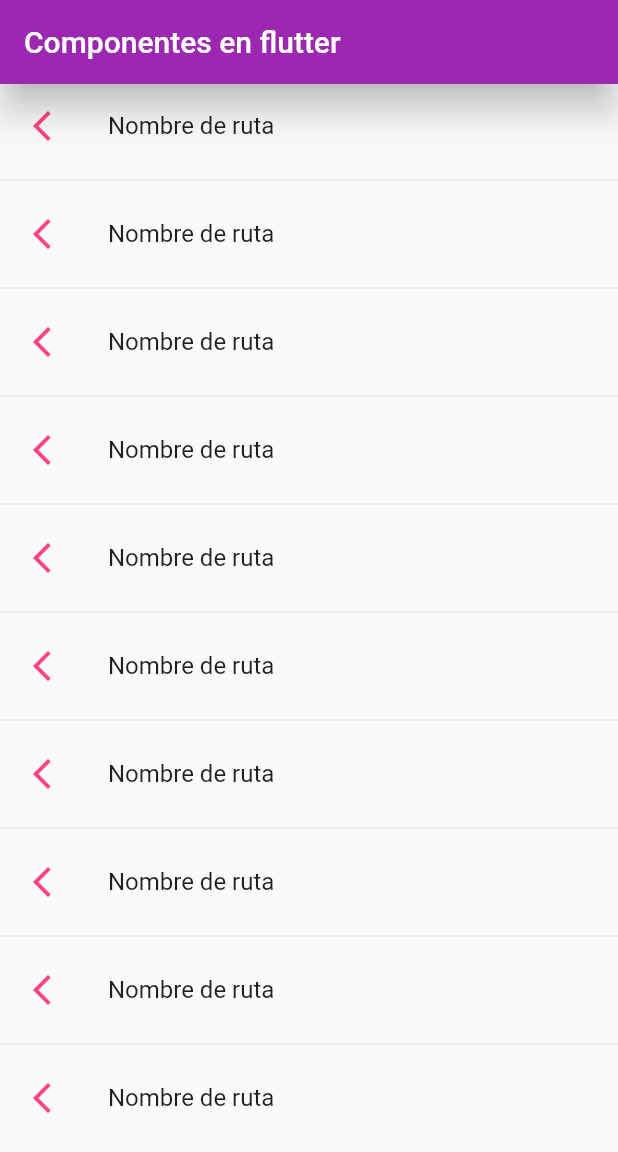
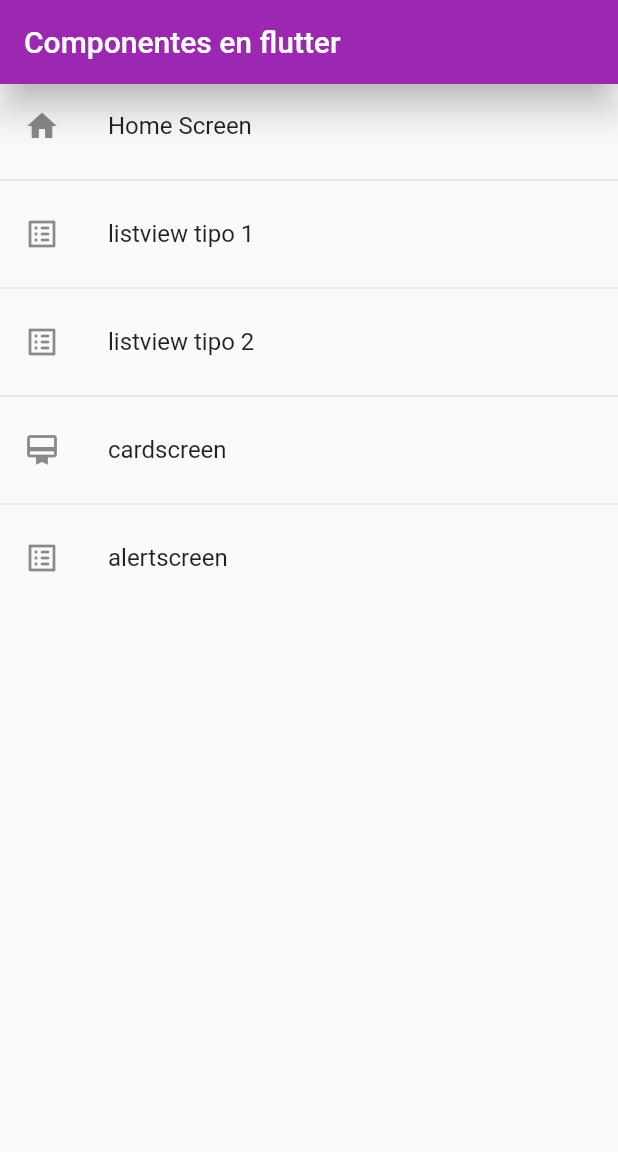
Before and after one commit to JuliethAnarosa/Flutter, a Flutter app: the screen it shows after launch, on a phone screen of 412 x 824 dp. Shown: the top 1152 px of the screen. Run offline on Flutter 3.47's test engine with Material 2 defaults, Android fonts, the phone set to English and light mode, and no system bars.

Commit message:
fix: routes, each widget works

```diff
--- a/flutter_application_v1/lib/main.dart
+++ b/flutter_application_v1/lib/main.dart
@@ -17,7 +17,7 @@
       title: 'Material App',
       // home: const CardScreen(),
       initialRoute: AppRoutes.initialRoute,
-      routes: AppRoutes.routes,
+      routes: AppRoutes.getAppRoutes(),
     );
   }
 }
--- /dev/null
+++ b/flutter_application_v1/lib/models/menu_option.dart
@@ -0,0 +1,14 @@
+import 'package:flutter/material.dart' show IconData, Widget;
+
+class MenuOption {
+  final String route;
+  final String name;
+  final Widget screen;
+  final IconData icon;
+
+  MenuOption(
+      {required this.name,
+      required this.route,
+      required this.screen,
+      required this.icon});
+}
--- /dev/null
+++ b/flutter_application_v1/lib/models/models.dart
@@ -0,0 +1 @@
+export 'package:flutter_application_v1/models/menu_option.dart';
--- a/flutter_application_v1/lib/router/app_routes.dart
+++ b/flutter_application_v1/lib/router/app_routes.dart
@@ -1,13 +1,49 @@
+import 'package:flutter_application_v1/models/menu_option.dart';
 import '../screens/screens.dart';
 import 'package:flutter/material.dart';
 
 class AppRoutes {
   static const initialRoute = 'homescreen';
-  static Map<String, Widget Function(BuildContext)> routes = {
-    'homescreen': (BuildContext context) => const HomeScreen(),
-    'listview1': (BuildContext context) => const ListView1Screen(),
-    'listview2': (BuildContext context) => const ListView2Screen(),
-    'cardscreen': (BuildContext context) => const CardScreen(),
-    'alertscreen': (BuildContext context) => const AlertScreen(),
-  };
+  static final MenuOptions = <MenuOption>[
+    MenuOption(
+        name: 'Home Screen',
+        route: 'homescreen',
+        screen: const HomeScreen(),
+        icon: Icons.home),
+    MenuOption(
+        name: 'listview tipo 1',
+        route: 'listview1',
+        screen: const ListView1Screen(),
+        icon: Icons.list_alt_rounded),
+    MenuOption(
+        name: 'listview tipo 2',
+        route: 'listview2',
+        screen: const ListView2Screen(),
+        icon: Icons.list_alt_rounded),
+    MenuOption(
+        name: 'cardscreen',
+        route: 'cardscreen',
+        screen: const CardScreen(),
+        icon: Icons.card_membership),
+    MenuOption(
+        name: 'alertscreen',
+        route: 'alertscreen',
+        screen: const AlertScreen(),
+        icon: Icons.list_alt_rounded),
+  ];
+  static Map<String, Widget Function(BuildContext)> getAppRoutes() {
+    Map<String, Widget Function(BuildContext)> appRoutes = {};
+    for (var option in MenuOptions) {
+      appRoutes.addAll({option.route: (BuildContext context) => option.screen});
+    }
+    return appRoutes;
+  }
+
+  // static Map<String, Widget Function(BuildContext)> routes = {
+  //   'homescreen': (BuildContext context) => const HomeScreen(),
+  //   'listview1': (BuildContext context) => const ListView1Screen(),
+  //   'listview2': (BuildContext context) => const ListView2Screen(),
+  //   'cardscreen': (BuildContext context) => const CardScreen(),
+  //   'alertscreen': (BuildContext context) => const AlertScreen(),
+  // };
 }
--- a/flutter_application_v1/lib/screens/alert_screen.dart
+++ b/flutter_application_v1/lib/screens/alert_screen.dart
@@ -5,7 +5,12 @@
 
   @override
   Widget build(BuildContext context) {
-    return const Scaffold(
+    return Scaffold(
+      appBar: AppBar(
+        title: const Text('Alert'),
+        backgroundColor: Colors.pink.shade300,
+        shadowColor: Color.fromARGB(255, 199, 130, 153),
+      ),
       body: Center(
         child: Text('AlertScreen'),
       ),
--- a/flutter_application_v1/lib/screens/card_screen.dart
+++ b/flutter_application_v1/lib/screens/card_screen.dart
@@ -5,7 +5,12 @@
 
   @override
   Widget build(BuildContext context) {
-    return const Scaffold(
+    return Scaffold(
+      appBar: AppBar(
+        title: const Text('Card screen '),
+        backgroundColor: Colors.pink.shade300,
+        shadowColor: Color.fromARGB(255, 199, 130, 153),
+      ),
       body: Center(
         child: Text('CardScreen'),
       ),
--- a/flutter_application_v1/lib/screens/home_screen.dart
+++ b/flutter_application_v1/lib/screens/home_screen.dart
@@ -1,11 +1,13 @@
 import 'package:flutter/material.dart';
 import 'package:flutter_application_v1/screens/screens.dart';
+import 'package:flutter_application_v1/router/app_routes.dart';
 
 class HomeScreen extends StatelessWidget {
   const HomeScreen({Key? key}) : super(key: key);
 
   @override
   Widget build(BuildContext context) {
+    final menuOptions = AppRoutes.MenuOptions;
     return Scaffold(
       appBar: AppBar(
         title: const Text('Componentes en flutter'),
@@ -14,20 +16,19 @@
       ),
       body: Center(
         child: ListView.separated(
-              itemBuilder: (context, index) => ListTile(
-                    title: Text('Nombre de ruta'),
-                    leading: Icon(
-                      Icons.arrow_back_ios_new_outlined,
-                      color: Colors.pinkAccent,
-                    ),
+          itemBuilder: (context, i) => ListTile(
+            title: Text(menuOptions[i].name),
+            leading: Icon(menuOptions[i].icon),
             onTap: () {
-                      final route = MaterialPageRoute(
-                          builder: (context) => ListView1Screen());
-                      Navigator.push(context, route);
+              //   final route = MaterialPageRoute(
+              //       builder: (context) => ListView1Screen());
+              Navigator.pushNamed(context, menuOptions[i].route);
             },
           ),
           separatorBuilder: (_, __) => const Divider(),
-              itemCount: 10),
-        ));
+          itemCount: menuOptions.length,
+        ),
+      ),
+    );
   }
 }
```
Lines whose indentation alone changed are shown as unchanged.
